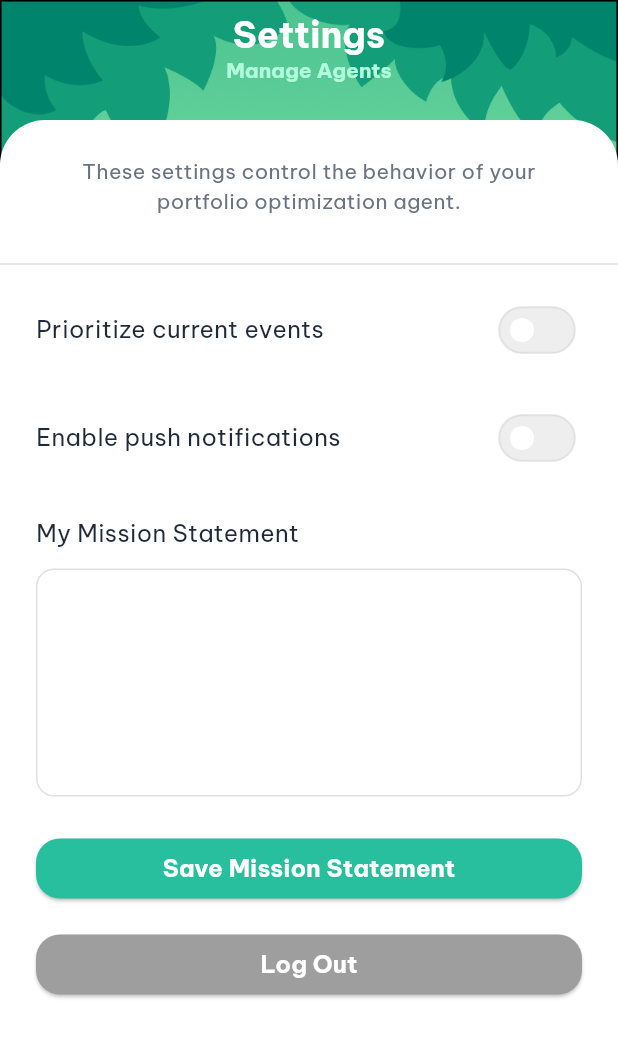
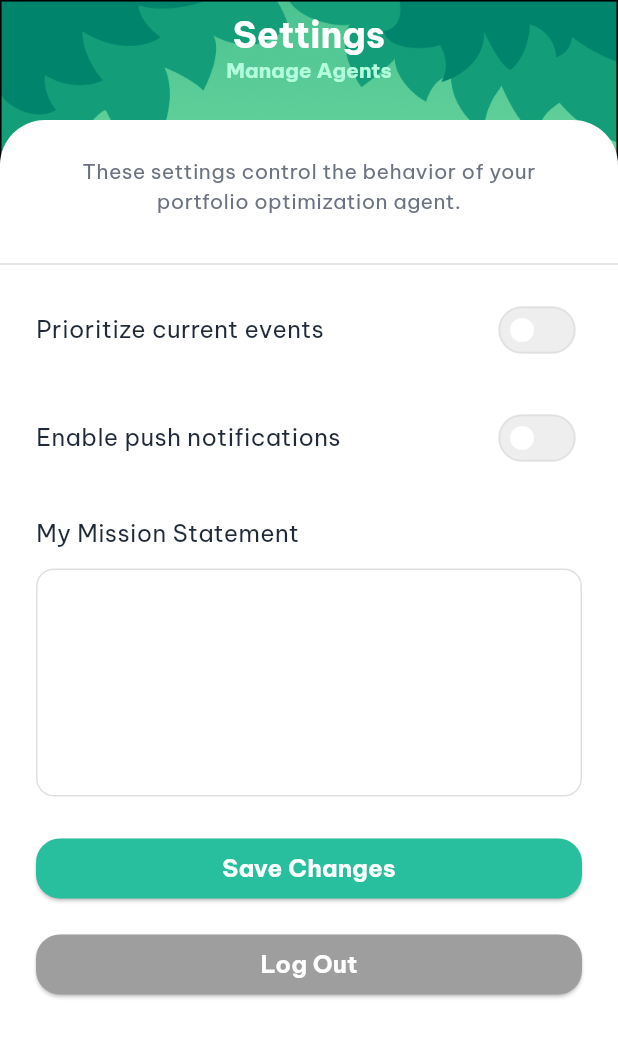
Before and after one commit to emilyjsun/GivingTree, a Flutter app: the SettingsTab screen opened directly, on a phone screen of 412 x 824 dp. Shown: the top 1037 px of the screen. Run offline on Flutter 3.47's test engine with Material 3 defaults, Android fonts, the phone set to English and light mode, and no system bars; our stand-ins replace fl_chart, flutter_dotenv, flutter_svg; missing offline and left inert: reown_appkit; statements that could not run were skipped.

```diff
--- a/app/lib/widgets/settings_content.dart
+++ b/app/lib/widgets/settings_content.dart
@@ -129,7 +129,7 @@ class _SettingsContentState extends State<SettingsContent> {
                   ),
                 ),
                 child: Text(
-                  widget.onComplete != null ? 'Get Started' : 'Save Mission Statement',
+                  widget.onComplete != null ? 'Get Started' : 'Save Changes',
                   style: const TextStyle(
                     fontSize: 16,
                     fontWeight: FontWeight.bold,
```
Also changed, not shown: app/pubspec.yaml (+1 -7 lines).
